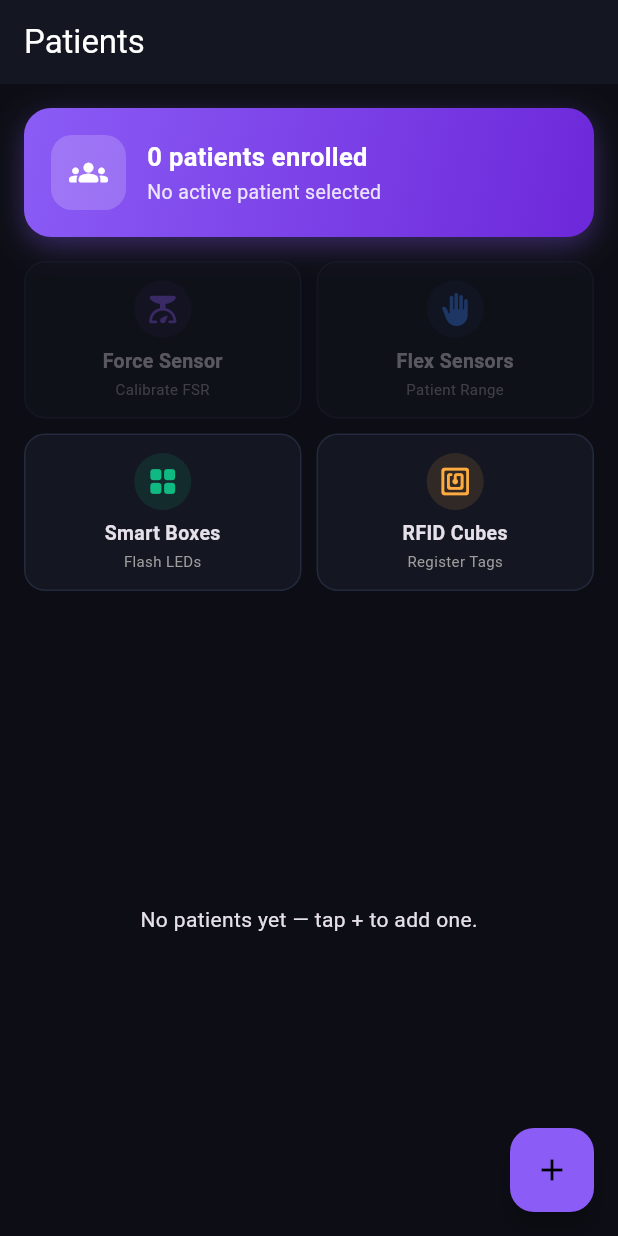
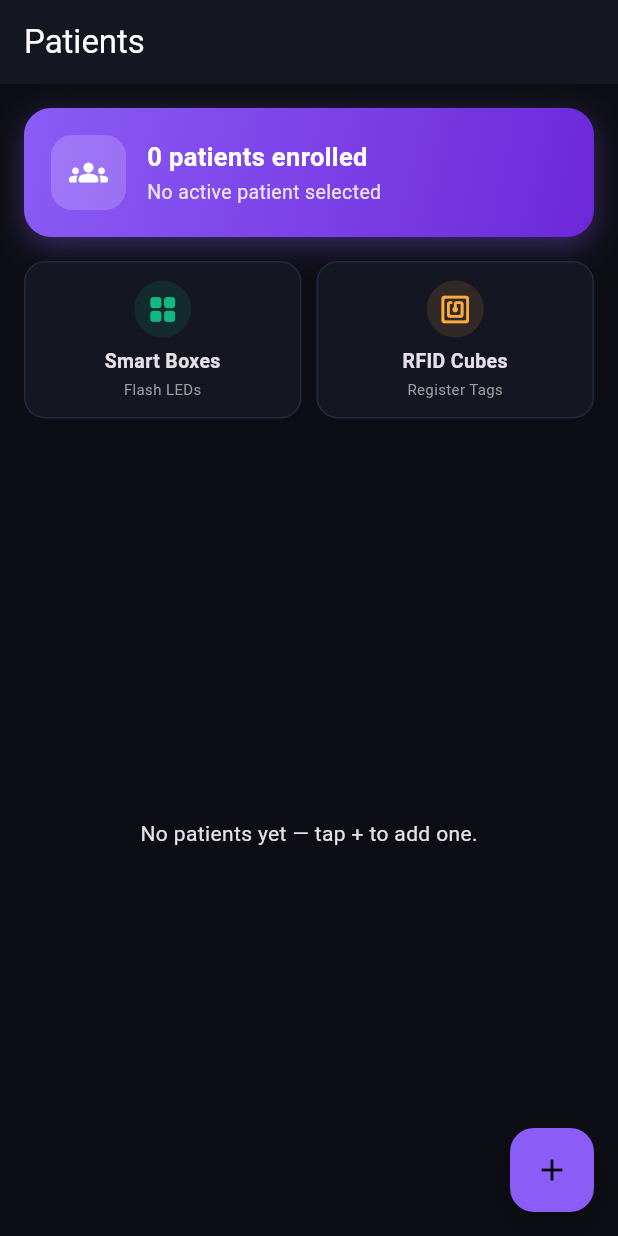
Before and after one commit to gnhnjac/rehab-game, a Flutter app: the screen it shows after launch, on a phone screen of 412 x 824 dp. Run offline on Flutter 3.47's test engine with Material 3 defaults, Android fonts, the light colour scheme and no system bars; our stand-ins replace cloud_firestore, firebase_core, fl_chart, shared_preferences; accounts and stored records are empty.

Commit message:
feat(ui): auto-activate patient on details screen, move force/flex calibration inside patient detail, fix cube shape icons

```diff
--- a/flutter_app/lib/screens/patient_list_screen.dart
+++ b/flutter_app/lib/screens/patient_list_screen.dart
@@ -85,36 +85,6 @@ class PatientListScreen extends StatelessWidget {
             padding: const EdgeInsets.symmetric(horizontal: 16, vertical: 8),
             child: Column(
               children: [
-                Row(
-                  children: [
-                    Expanded(
-                      child: _buildCalibrationCard(
-                        context: context,
-                        icon: Icons.scale_rounded,
-                        title: 'Force Sensor',
-                        subtitle: 'Calibrate FSR',
-                        color: const Color(0xFF8B5CF6),
-                        enabled: activePatient != null,
-                        onTap: () => Navigator.push(context,
-                            MaterialPageRoute(builder: (_) => const FsrCalibrationScreen())),
-                      ),
-                    ),
-                    const SizedBox(width: 10),
-                    Expanded(
-                      child: _buildCalibrationCard(
-                        context: context,
-                        icon: Icons.back_hand_rounded,
-                        title: 'Flex Sensors',
-                        subtitle: 'Patient Range',
-                        color: const Color(0xFF3B82F6),
-                        enabled: activePatient != null,
-                        onTap: () => Navigator.push(context,
-                            MaterialPageRoute(builder: (_) => const FlexCalibrationScreen())),
-                      ),
-                    ),
-                  ],
-                ),
-                const SizedBox(height: 10),
                 Row(
                   children: [
                     Expanded(
```
Also changed, not shown: flutter_app/lib/screens/patient_detail_screen.dart (+105 -27 lines).
